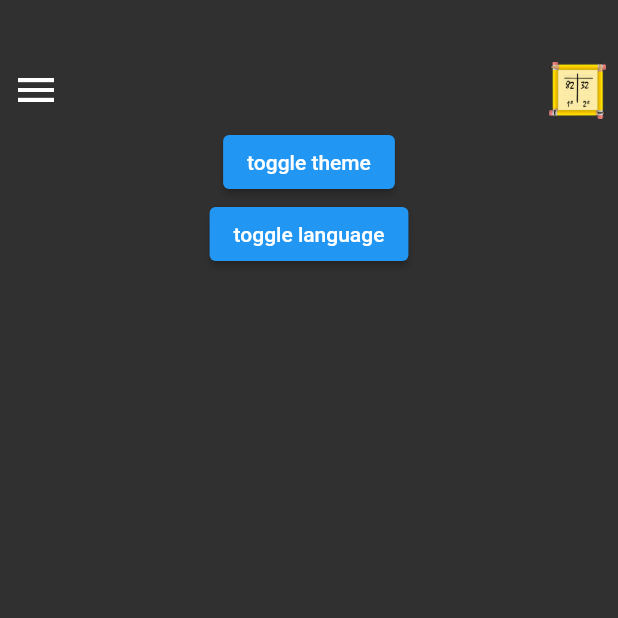
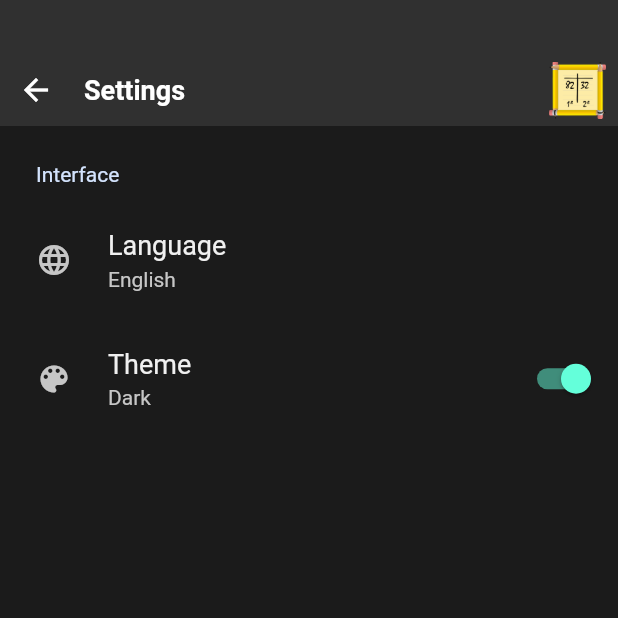
Before and after one commit to darkwilly08/scoreboard, a Flutter app: the screen it shows after launch, on a phone screen of 412 x 824 dp, the top half of it. Run offline on Flutter 3.47's test engine with Material 2 defaults, Android fonts, the phone set to English and light mode, and no system bars; drawn by our look-alikes of settings_ui; our stand-ins replace shared_preferences; missing offline and left inert: splash_screen_view; generated files the repository leaves out were written again.

Commit message:
setting page in progres

```diff
--- a/lib/controllers/locale_controller.dart
+++ b/lib/controllers/locale_controller.dart
@@ -5,6 +5,10 @@ import 'package:flutter_gen/gen_l10n/app_localizations.dart';
 
 class LocaleController extends ChangeNotifier {
   static const String languageKey = "lang";
+  final _isoLang = {
+    "en": "English",
+    "es": "Spanish"
+  };
 
   LocaleController(){
     _locale = _getLocaleFromSharedPreferences();
@@ -35,4 +39,8 @@ class LocaleController extends ChangeNotifier {
     await AppData.sharedPreferences.setString(languageKey, _locale.languageCode);
     notifyListeners();
   }
+
+  String getLanguage() {
+    return _isoLang[_locale.languageCode]!;
+  }
 }
--- a/lib/controllers/theme_controller.dart
+++ b/lib/controllers/theme_controller.dart
@@ -8,26 +8,27 @@ class ThemeController extends ChangeNotifier {
   static const String darkModeKey = "darkMode";
 
   ThemeController() {
-    _themeData = _getThemeFromSharedPreferences();
+    _initFromSharedPreferences();
   }
 
   late ThemeData _themeData;
+  late bool _darkMode;
+
+  bool get isDarkMode => _darkMode;
 
   ThemeData get themeData => _themeData;
 
-  ThemeData _getThemeFromSharedPreferences() {
-    bool? isDarkMode = AppData.sharedPreferences.getBool(darkModeKey);
-    ThemeData themeData = AppTheme.darkTheme;
-    if(isDarkMode != null) {
-      themeData = isDarkMode ? AppTheme.darkTheme : AppTheme.lightTheme;
-    }
+  void _initFromSharedPreferences() {
+    bool isDarkMode = AppData.sharedPreferences.getBool(darkModeKey) ?? true;
 
-    return themeData;
+    _themeData = isDarkMode ? AppTheme.darkTheme : AppTheme.lightTheme;
+    _darkMode = isDarkMode;
   }
 
-  Future<void> changeMode(bool isDarkMode) async {
-    _themeData = isDarkMode ? AppTheme.darkTheme : AppTheme.lightTheme;
-    await AppData.sharedPreferences.setBool(darkModeKey, isDarkMode);
+  Future<void> changeMode(bool darkMode) async {
+    _themeData = darkMode ? AppTheme.darkTheme : AppTheme.lightTheme;
+    _darkMode = darkMode;
+    await AppData.sharedPreferences.setBool(darkModeKey, darkMode);
     notifyListeners();
   }
 }
--- a/lib/l10n/app_en.arb
+++ b/lib/l10n/app_en.arb
@@ -6,5 +6,10 @@
     "title": "Scoreboard",
     "version": "Version",
     "home": "Home",
-    "settings": "Settings"
+    "settings": "Settings",
+    "interface": "Interface",
+    "language": "Language",
+    "theme": "Theme",
+    "light_theme": "Light",
+    "dark_theme": "Dark"
 }
--- a/lib/l10n/app_es.arb
+++ b/lib/l10n/app_es.arb
@@ -1,5 +1,10 @@
 {
     "helloWorld": "Hola Mundo!",
     "title": "Anotador",
-    "settings": "Configuración"
+    "settings": "Configuración",
+    "interface": "Interfaz",
+    "language": "Idioma",
+    "theme": "Tema",
+    "light_theme": "Claro",
+    "dark_theme": "Oscuro"
 }
--- a/lib/main.dart
+++ b/lib/main.dart
@@ -1,5 +1,6 @@
 import 'package:anotador/controllers/locale_controller.dart';
 import 'package:anotador/controllers/theme_controller.dart';
+import 'package:anotador/pages/settings_page.dart';
 import 'package:anotador/splashes/splash.dart';
 import 'package:anotador/utils/app_data.dart';
 import 'package:flutter/material.dart';
@@ -34,7 +35,7 @@ class MyApp extends StatelessWidget {
               theme: themeController.themeData,
               localizationsDelegates: AppLocalizations.localizationsDelegates,
               supportedLocales: AppLocalizations.supportedLocales,
-              home: const SplashLauncher(),
+              home: const SettingsScreen(),
             );
           },
         ));
--- /dev/null
+++ b/lib/pages/settings_page.dart
@@ -0,0 +1,94 @@
+import 'package:anotador/controllers/locale_controller.dart';
+import 'package:anotador/controllers/theme_controller.dart';
+import 'package:anotador/themes/app_theme.dart';
+import 'package:flutter/cupertino.dart';
+import 'package:flutter/material.dart';
+import 'package:provider/provider.dart';
+import 'package:settings_ui/settings_ui.dart';
+import 'package:flutter_gen/gen_l10n/app_localizations.dart';
+
+class SettingsScreen extends StatefulWidget {
+
+  const SettingsScreen({Key? key}) : super(key: key);
+
+  @override
+  _SettingsScreenState createState() => _SettingsScreenState();
+}
+
+class _SettingsScreenState extends State<SettingsScreen> {
+  bool lockInBackground = true;
+  bool notificationsEnabled = true;
+
+  Widget _buildTopHeader(BuildContext context) {
+    return Padding(
+      padding: const EdgeInsets.only(right: 8.0, top: 36.0, bottom: 0.0),
+      child: Row(
+        children: <Widget>[
+          IconButton(
+            icon: const Icon(Icons.arrow_back),
+            onPressed: () => Scaffold.of(context).openDrawer(),
+          )
+          ,
+          Expanded(
+            child: Padding(
+              padding: const EdgeInsets.only(left: 8.0),
+              child: Text(AppLocalizations.of(context)!.settings, style:  AppTheme.boldStyle,),
+            ),
+          ),
+          Row(
+            mainAxisAlignment: MainAxisAlignment.end,
+            children: const [
+              Image(image: AssetImage("assets/icons/scoreboard.png"), height: 38,),
+            ],
+          )
+        ],
+      ),
+    );
+  }
+
+  @override
+  Widget build(BuildContext context) {
+    return Scaffold(
+      body: Column(
+        children: [
+          _buildTopHeader(context),
+          Expanded(child: _buildSettingsList(context))
+        ],
+      )
+    );
+  }
+
+  Widget _buildSettingsList(BuildContext context) {
+
+    String lang = Provider.of<LocaleController>(context, listen: false).getLanguage();
+
+    bool isDarkMode = Provider.of<ThemeController>(context, listen: false).isDarkMode;
+    String themeName = isDarkMode ? AppLocalizations.of(context)!.dark_theme : AppLocalizations.of(context)!.light_theme;
+
+    return       SettingsList(
+      lightBackgroundColor: AppTheme.lightTheme.scaffoldBackgroundColor,
+      // backgroundColor: AppTheme.lightTheme.scaffoldBackgroundColor,
+      darkBackgroundColor: AppTheme.darkTheme.scaffoldBackgroundColor,
+      sections: [
+        SettingsSection(
+          title: AppLocalizations.of(context)!.interface,
+          tiles: [
+            SettingsTile(
+              title: AppLocalizations.of(context)!.language,
+              subtitle: lang,
+              leading: Icon(Icons.language),
+              onPressed: (BuildContext context) {},
+            ),
+            SettingsTile.switchTile(
+              title: AppLocalizations.of(context)!.theme,
+              subtitle: themeName,
+              leading: Icon(Icons.color_lens_rounded),
+              switchValue: true,
+              onToggle: (bool value) {},
+            ),
+          ],
+        ),
+      ],
+    );
+  }
+}
--- a/lib/themes/app_theme.dart
+++ b/lib/themes/app_theme.dart
@@ -8,4 +8,7 @@ class AppTheme {
   static const drawerTitleStyle = TextStyle(
       fontSize: 20.0,
       fontWeight: FontWeight.w500);
+  static const boldStyle = TextStyle(
+      fontSize: 18.0,
+      fontWeight: FontWeight.w600);
 }
--- a/pubspec.yaml
+++ b/pubspec.yaml
@@ -38,6 +38,7 @@ dependencies:
   splash_screen_view: ^3.0.0
   shared_preferences: ^2.0.7
   provider: ^6.0.0
+  settings_ui: ^1.0.0
 
 dev_dependencies:
   flutter_test:
```
